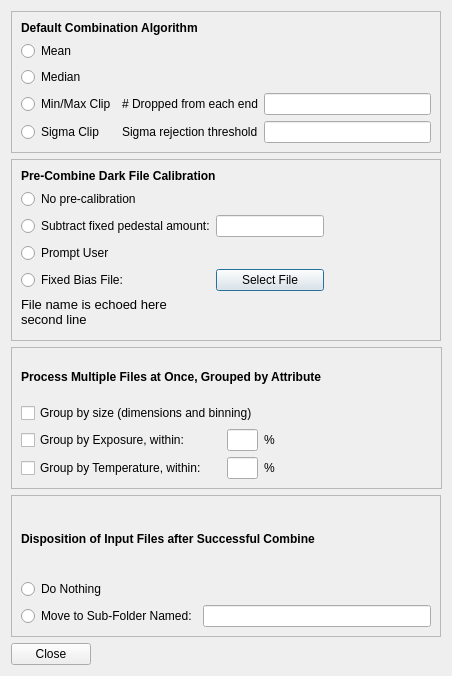
The window that PreferencesWindow.ui (RMcDOttawa/MasterDarkMaker) describes before a commit, drawn with Qt 5.
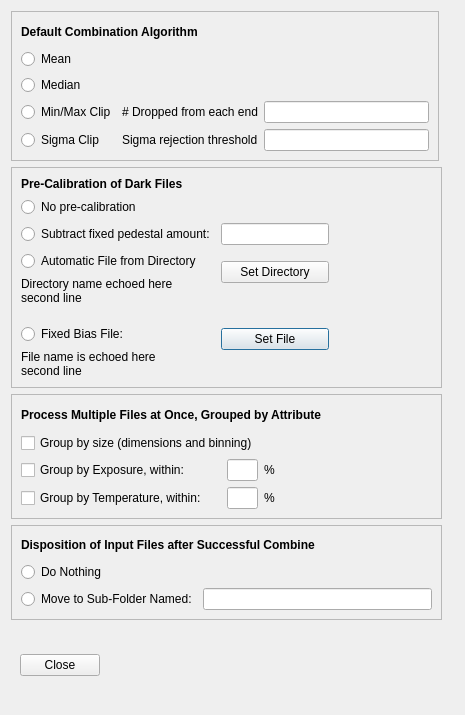
The same window after the commit.

What changed in the file:
```diff
--- a/PreferencesWindow.ui
+++ b/PreferencesWindow.ui
@@ -6,28 +6,40 @@
    <rect>
     <x>0</x>
     <y>0</y>
-    <width>452</width>
-    <height>676</height>
+    <width>465</width>
+    <height>715</height>
    </rect>
   </property>
   <property name="minimumSize">
    <size>
-    <width>452</width>
-    <height>676</height>
+    <width>465</width>
+    <height>715</height>
    </size>
   </property>
   <property name="maximumSize">
    <size>
-    <width>455</width>
-    <height>676</height>
+    <width>9999</width>
+    <height>9999</height>
    </size>
   </property>
   <property name="windowTitle">
    <string>Preferences</string>
   </property>
-  <layout class="QGridLayout" name="gridLayout_5">
-   <item row="0" column="0" colspan="2">
+  <layout class="QGridLayout" name="gridLayout_6">
+   <item row="0" column="0">
     <widget class="QFrame" name="CombineMethod">
+     <property name="minimumSize">
+      <size>
+       <width>428</width>
+       <height>150</height>
+      </size>
+     </property>
+     <property name="maximumSize">
+      <size>
+       <width>428</width>
+       <height>150</height>
+      </size>
+     </property>
      <property name="frameShape">
       <enum>QFrame::StyledPanel</enum>
      </property>
@@ -125,12 +137,18 @@
      </layout>
     </widget>
    </item>
-   <item row="1" column="0" colspan="2">
+   <item row="1" column="0">
     <widget class="QFrame" name="frame_3">
      <property name="minimumSize">
       <size>
-       <width>0</width>
-       <height>161</height>
+       <width>431</width>
+       <height>221</height>
+      </size>
+     </property>
+     <property name="maximumSize">
+      <size>
+       <width>431</width>
+       <height>221</height>
       </size>
      </property>
      <property name="frameShape">
@@ -140,16 +158,10 @@
       <enum>QFrame::Raised</enum>
      </property>
      <layout class="QGridLayout" name="gridLayout_4">
-      <property name="horizontalSpacing">
-       <number>1</number>
-      </property>
-      <property name="verticalSpacing">
-       <number>6</number>
-      </property>
       <item row="0" column="0" colspan="3">
        <widget class="QLabel" name="label_6">
         <property name="text">
-         <string>&lt;html&gt;&lt;head/&gt;&lt;body&gt;&lt;p&gt;&lt;span style=&quot; font-weight:600;&quot;&gt;Pre-Combine Dark File Calibration&lt;/span&gt;&lt;/p&gt;&lt;/body&gt;&lt;/html&gt;</string>
+         <string>&lt;html&gt;&lt;head/&gt;&lt;body&gt;&lt;p&gt;&lt;span style=&quot; font-weight:600;&quot;&gt;Pre-Calibration of Dark Files&lt;/span&gt;&lt;/p&gt;&lt;/body&gt;&lt;/html&gt;</string>
         </property>
        </widget>
       </item>
@@ -166,7 +178,20 @@
         </attribute>
        </widget>
       </item>
-      <item row="2" column="0">
+      <item row="1" column="3" rowspan="2">
+       <spacer name="horizontalSpacer_2">
+        <property name="orientation">
+         <enum>Qt::Horizontal</enum>
+        </property>
+        <property name="sizeHint" stdset="0">
+         <size>
+          <width>82</width>
+          <height>20</height>
+         </size>
+        </property>
+       </spacer>
+      </item>
+      <item row="2" column="0" colspan="2">
        <widget class="QRadioButton" name="fixedPedestalRB">
         <property name="toolTip">
          <string>Precalibrate by subtracting given constant pedestal value from every pixel</string>
@@ -179,40 +204,66 @@
         </attribute>
        </widget>
       </item>
-      <item row="2" column="1">
+      <item row="2" column="2">
        <widget class="QLineEdit" name="fixedPedestalAmount">
         <property name="toolTip">
          <string>Pedestal value to subtract</string>
         </property>
        </widget>
       </item>
-      <item row="2" column="2" rowspan="2">
-       <spacer name="horizontalSpacer_2">
+      <item row="3" column="0">
+       <widget class="QRadioButton" name="autoPreCalibrationRB">
+        <property name="toolTip">
+         <string>Automatically choose a matching Bias file from a directory of Bias files</string>
+        </property>
+        <property name="text">
+         <string>Automatic File from Directory</string>
+        </property>
+        <attribute name="buttonGroup">
+         <string notr="true">precalibrationGroup</string>
+        </attribute>
+       </widget>
+      </item>
+      <item row="3" column="2" rowspan="2">
+       <widget class="QPushButton" name="setAutoDirectory">
+        <property name="toolTip">
+         <string>Set the directory containing the calibration Bias files</string>
+        </property>
+        <property name="text">
+         <string>Set Directory</string>
+        </property>
+        <property name="autoDefault">
+         <bool>false</bool>
+        </property>
+       </widget>
+      </item>
+      <item row="3" column="3">
+       <spacer name="horizontalSpacer_4">
         <property name="orientation">
          <enum>Qt::Horizontal</enum>
         </property>
         <property name="sizeHint" stdset="0">
          <size>
-          <width>82</width>
-          <height>20</height>
+          <width>47</width>
+          <height>17</height>
          </size>
         </property>
        </spacer>
       </item>
-      <item row="3" column="0">
-       <widget class="QRadioButton" name="promptPreCalFileRB">
-        <property name="toolTip">
-         <string>Prompt user for a bias file for precalibration</string>
-        </property>
+      <item row="4" column="0" rowspan="2">
+       <widget class="QLabel" name="autoDirectoryName">
         <property name="text">
-         <string>Prompt User</string>
+         <string>&lt;html&gt;&lt;head/&gt;&lt;body&gt;&lt;p&gt;&lt;span style=&quot; font-size:9pt;&quot;&gt;Directory name echoed here&lt;br/&gt;second line&lt;/span&gt;&lt;/p&gt;&lt;/body&gt;&lt;/html&gt;</string>
         </property>
-        <attribute name="buttonGroup">
-         <string notr="true">precalibrationGroup</string>
-        </attribute>
+        <property name="alignment">
+         <set>Qt::AlignLeading|Qt::AlignLeft|Qt::AlignTop</set>
+        </property>
+        <property name="wordWrap">
+         <bool>true</bool>
+        </property>
        </widget>
       </item>
-      <item row="4" column="0">
+      <item row="6" column="0">
        <widget class="QRadioButton" name="FixedPreCalFileRB">
         <property name="toolTip">
          <string>Use fixed bias file specified here for precalibration</string>
@@ -225,14 +276,7 @@
         </attribute>
        </widget>
       </item>
-      <item row="4" column="1">
-       <widget class="QPushButton" name="selectPreCalFile">
-        <property name="text">
-         <string>Select File</string>
-        </property>
-       </widget>
-      </item>
-      <item row="4" column="2">
+      <item row="6" column="3">
        <spacer name="horizontalSpacer_3">
         <property name="orientation">
          <enum>Qt::Horizontal</enum>
@@ -245,7 +289,7 @@
         </property>
        </spacer>
       </item>
-      <item row="5" column="0" colspan="3">
+      <item row="7" column="0">
        <widget class="QLabel" name="precalibrationPathDisplay">
         <property name="sizePolicy">
          <sizepolicy hsizetype="Preferred" vsizetype="Fixed">
@@ -256,11 +300,11 @@
         <property name="minimumSize">
          <size>
           <width>0</width>
-          <height>34</height>
+          <height>0</height>
          </size>
         </property>
         <property name="text">
-         <string>&lt;html&gt;&lt;head/&gt;&lt;body&gt;&lt;p&gt;&lt;span style=&quot; font-size:10pt;&quot;&gt;File name is echoed here&lt;br/&gt;second line&lt;/span&gt;&lt;/p&gt;&lt;/body&gt;&lt;/html&gt;</string>
+         <string>&lt;html&gt;&lt;head/&gt;&lt;body&gt;&lt;p&gt;&lt;span style=&quot; font-size:9pt;&quot;&gt;File name is echoed here&lt;br/&gt;second line&lt;/span&gt;&lt;/p&gt;&lt;/body&gt;&lt;/html&gt;</string>
         </property>
         <property name="alignment">
          <set>Qt::AlignLeading|Qt::AlignLeft|Qt::AlignTop</set>
@@ -270,15 +314,28 @@
         </property>
        </widget>
       </item>
+      <item row="5" column="2" rowspan="3">
+       <widget class="QPushButton" name="selectPreCalFile">
+        <property name="text">
+         <string>Set File</string>
+        </property>
+       </widget>
+      </item>
      </layout>
     </widget>
    </item>
-   <item row="2" column="0" colspan="2">
+   <item row="2" column="0">
     <widget class="QFrame" name="frame">
      <property name="minimumSize">
       <size>
        <width>431</width>
-       <height>101</height>
+       <height>125</height>
+      </size>
+     </property>
+     <property name="maximumSize">
+      <size>
+       <width>431</width>
+       <height>125</height>
       </size>
      </property>
      <property name="frameShape">
@@ -368,8 +425,20 @@
      </layout>
     </widget>
    </item>
-   <item row="3" column="0" colspan="2">
+   <item row="3" column="0">
     <widget class="QFrame" name="frame_2">
+     <property name="minimumSize">
+      <size>
+       <width>431</width>
+       <height>95</height>
+      </size>
+     </property>
+     <property name="maximumSize">
+      <size>
+       <width>431</width>
+       <height>95</height>
+      </size>
+     </property>
      <property name="frameShape">
       <enum>QFrame::StyledPanel</enum>
      </property>
@@ -421,28 +490,31 @@
     </widget>
    </item>
    <item row="4" column="0">
-    <widget class="QPushButton" name="closeButton">
-     <property name="toolTip">
-      <string>Close this preferences window</string>
-     </property>
-     <property name="text">
-      <string>Close</string>
-     </property>
+    <widget class="QWidget" name="widget" native="true">
+     <layout class="QGridLayout" name="gridLayout_5">
+      <item row="0" column="0">
+       <widget class="QPushButton" name="closeButton">
+        <property name="text">
+         <string>Close</string>
+        </property>
+       </widget>
+      </item>
+      <item row="0" column="1">
+       <spacer name="horizontalSpacer">
+        <property name="orientation">
+         <enum>Qt::Horizontal</enum>
+        </property>
+        <property name="sizeHint" stdset="0">
+         <size>
+          <width>335</width>
+          <height>20</height>
+         </size>
+        </property>
+       </spacer>
+      </item>
+     </layout>
     </widget>
    </item>
-   <item row="4" column="1">
-    <spacer name="horizontalSpacer">
-     <property name="orientation">
-      <enum>Qt::Horizontal</enum>
-     </property>
-     <property name="sizeHint" stdset="0">
-      <size>
-       <width>359</width>
-       <height>20</height>
-      </size>
-     </property>
-    </spacer>
-   </item>
   </layout>
  </widget>
  <resources/>
```
